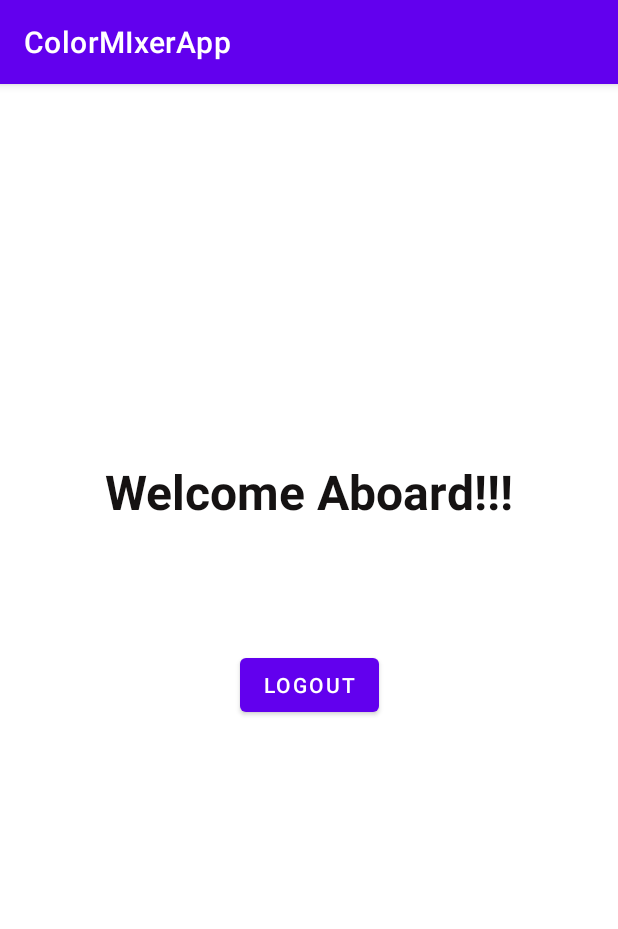
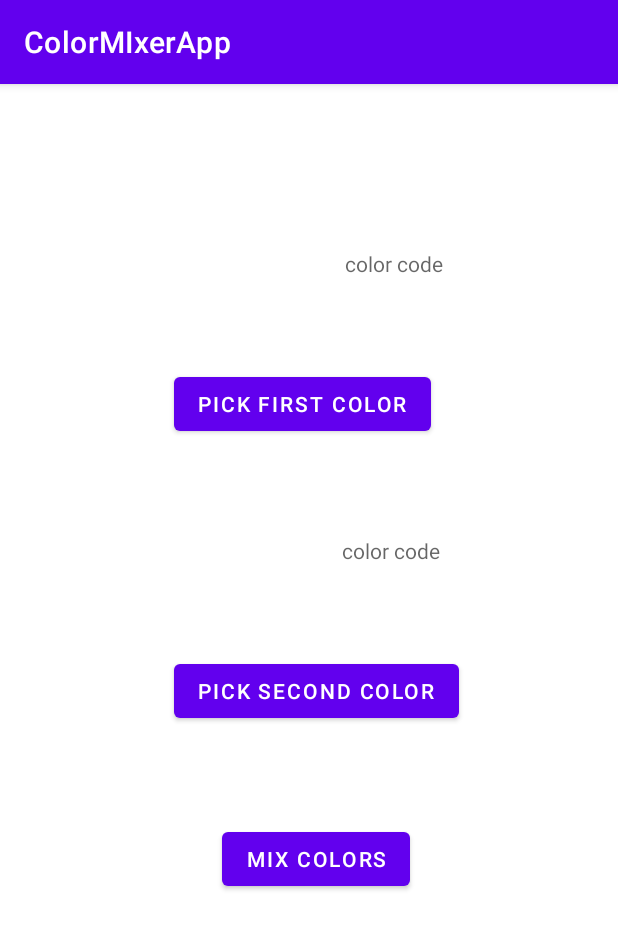
Before and after one commit to Nithish87/Color-Mixer-App, an Android app: the screen it shows after launch (MainActivity), on a phone screen of 412 x 824 dp. Shown: the top 929 px of the screen. Run offline under Robolectric (Android 15) with nearby library versions, the phone set to English and light mode, and no system bars; our stand-ins replace Firebase (no records; nobody signed in at launch, a user with empty details on screens opened directly); libraries missing offline, so code that uses them is left out: top.defaults.colorpicker.

Commit message:
Added Main content

```diff
--- a/app/build.gradle
+++ b/app/build.gradle
@@ -37,4 +37,6 @@ dependencies {
     testImplementation 'junit:junit:4.+'
     androidTestImplementation 'androidx.test.ext:junit:1.1.3'
     androidTestImplementation 'androidx.test.espresso:espresso-core:3.4.0'
+
+    implementation 'com.github.duanhong169:colorpicker:1.1.6'
 }
--- a/app/src/main/java/com/example/colormixerapp/MainActivity.java
+++ b/app/src/main/java/com/example/colormixerapp/MainActivity.java
@@ -1,19 +1,97 @@
 package com.example.colormixerapp;
 
 import androidx.appcompat.app.AppCompatActivity;
+import androidx.core.graphics.ColorUtils;
 
 import android.content.Intent;
+import android.graphics.Color;
 import android.os.Bundle;
-
-import com.google.android.filament.View;
+import android.view.View;
+import android.widget.Button;
+import android.widget.EditText;
+import android.widget.TextView;
 import com.google.firebase.auth.FirebaseAuth;
+import top.defaults.colorpicker.ColorPickerPopup;
 
 public class MainActivity extends AppCompatActivity {
+
+    TextView colorBox1,colorBox2,colorCode1,colorCode2;
+    Button firstColor,secondColor,mix;
+
+    String displayColor;
+    int color1,color2;
 
     @Override
     protected void onCreate(Bundle savedInstanceState) {
         super.onCreate(savedInstanceState);
         setContentView(R.layout.activity_main);
+
+        colorBox1= (TextView) findViewById(R.id.colorBox1);
+        colorBox2= (TextView) findViewById(R.id.colorBox2);
+        colorCode1= (TextView) findViewById(R.id.colorCode1);
+        colorCode2= (TextView) findViewById(R.id.colorCode2);
+
+        firstColor=(Button) findViewById(R.id.firstColor);
+        secondColor=(Button) findViewById(R.id.secondColor);
+        mix=(Button) findViewById(R.id.mix);
+
+        firstColor.setOnClickListener(new View.OnClickListener() {
+            @Override
+            public void onClick(View v) {
+                new ColorPickerPopup.Builder(MainActivity.this).initialColor(Color.RED)
+                        .enableBrightness(true)
+                        .enableAlpha(true)
+                        .cancelTitle("Choose")
+                        .showIndicator(true)
+                        .showValue(true)
+                        .build()
+                        .show(v,
+                                new ColorPickerPopup.ColorPickerObserver() {
+                                    @Override
+                                    public void onColorPicked(int color) {
+                                        //System.out.println(color);
+                                        //System.out.println(displayColor);
+                                        displayColor=Integer.toHexString(color);
+                                        colorCode1.setText(String.valueOf(displayColor));
+                                        colorBox1.setBackgroundColor(color);
+                                        color1=color;
+                                    }
+                                });
+            }
+        });
+
+        secondColor.setOnClickListener(new View.OnClickListener() {
+            @Override
+            public void onClick(View v) {
+                new ColorPickerPopup.Builder(MainActivity.this).initialColor(Color.RED)
+                        .enableBrightness(true)
+                        .enableAlpha(true)
+                        .cancelTitle("Choose")
+                        .showIndicator(true)
+                        .showValue(true)
+                        .build()
+                        .show(v,
+                                new ColorPickerPopup.ColorPickerObserver() {
+                                    @Override
+                                    public void onColorPicked(int color) {
+                                        //System.out.println(color);
+                                        //System.out.println(displayColor);
+                                        displayColor=Integer.toHexString(color);
+                                        colorCode2.setText(String.valueOf(displayColor));
+                                        colorBox2.setBackgroundColor(color);
+                                        color2=color;
+                                    }
+                                });
+            }
+        });
+
+        mix.setOnClickListener(new View.OnClickListener() {
+            @Override
+            public void onClick(View v) {
+                int resultColor = ColorUtils.blendARGB(color1, color2, 0.5F);
+                System.out.println(Integer.toHexString(resultColor));
+            }
+        });
     }
 
     public void logout(android.view.View view) {
--- a/app/src/main/res/layout/activity_main.xml
+++ b/app/src/main/res/layout/activity_main.xml
@@ -6,27 +6,72 @@
     android:layout_height="match_parent"
     tools:context=".MainActivity">
 
+    <TextView
+        android:id="@+id/colorBox1"
+        android:layout_width="120dp"
+        android:layout_height="33dp"
+        android:layout_marginStart="46dp"
+        android:layout_marginTop="110dp"
+        app:layout_constraintStart_toStartOf="parent"
+        app:layout_constraintTop_toTopOf="parent" />
+
+    <TextView
+        android:id="@+id/colorCode2"
+        android:layout_width="120dp"
+        android:layout_height="33dp"
+        android:layout_marginStart="64dp"
+        android:layout_marginTop="64dp"
+        android:hint="color code"
+        app:layout_constraintStart_toEndOf="@+id/colorBox2"
+        app:layout_constraintTop_toBottomOf="@+id/firstColor" />
+
     <Button
-        android:id="@+id/logout"
+        android:id="@+id/firstColor"
         android:layout_width="wrap_content"
         android:layout_height="wrap_content"
-        android:layout_marginTop="83dp"
-        android:onClick="logout"
-        android:text="LOGOUT"
-        app:layout_constraintEnd_toEndOf="parent"
+        android:layout_marginStart="116dp"
+        android:layout_marginTop="46dp"
+        android:text="Pick first color"
         app:layout_constraintStart_toStartOf="parent"
-        app:layout_constraintTop_toBottomOf="@+id/textView" />
+        app:layout_constraintTop_toBottomOf="@+id/colorBox1" />
 
     <TextView
-        android:id="@+id/textView"
+        android:id="@+id/colorBox2"
+        android:layout_width="120dp"
+        android:layout_height="33dp"
+        android:layout_marginStart="44dp"
+        android:layout_marginTop="66dp"
+        app:layout_constraintStart_toStartOf="parent"
+        app:layout_constraintTop_toBottomOf="@+id/firstColor" />
+
+    <TextView
+        android:id="@+id/colorCode1"
+        android:layout_width="120dp"
+        android:layout_height="33dp"
+        android:layout_marginStart="64dp"
+        android:layout_marginTop="110dp"
+        android:hint="color code"
+        app:layout_constraintStart_toEndOf="@+id/colorBox1"
+        app:layout_constraintTop_toTopOf="parent" />
+
+    <Button
+        android:id="@+id/secondColor"
         android:layout_width="wrap_content"
         android:layout_height="wrap_content"
-        android:layout_marginTop="250dp"
-        android:text="Welcome Aboard!!!"
-        android:textColor="#151212"
-        android:textSize="32sp"
-        android:textStyle="bold"
-        app:layout_constraintEnd_toEndOf="parent"
+        android:layout_marginStart="116dp"
+        android:layout_marginTop="46dp"
+        android:text="Pick second color"
         app:layout_constraintStart_toStartOf="parent"
-        app:layout_constraintTop_toTopOf="parent" />
+        app:layout_constraintTop_toBottomOf="@+id/colorCode2" />
+
+    <Button
+        android:id="@+id/mix"
+        android:layout_width="wrap_content"
+        android:layout_height="wrap_content"
+        android:layout_marginStart="148dp"
+        android:layout_marginTop="64dp"
+        android:text="Mix Colors"
+        app:layout_constraintStart_toStartOf="parent"
+        app:layout_constraintTop_toBottomOf="@+id/secondColor" />
+
 </androidx.constraintlayout.widget.ConstraintLayout>
```
Also changed, not shown: app/src/main/java/com/example/colormixerapp/Register.java (+90 -1 lines).
